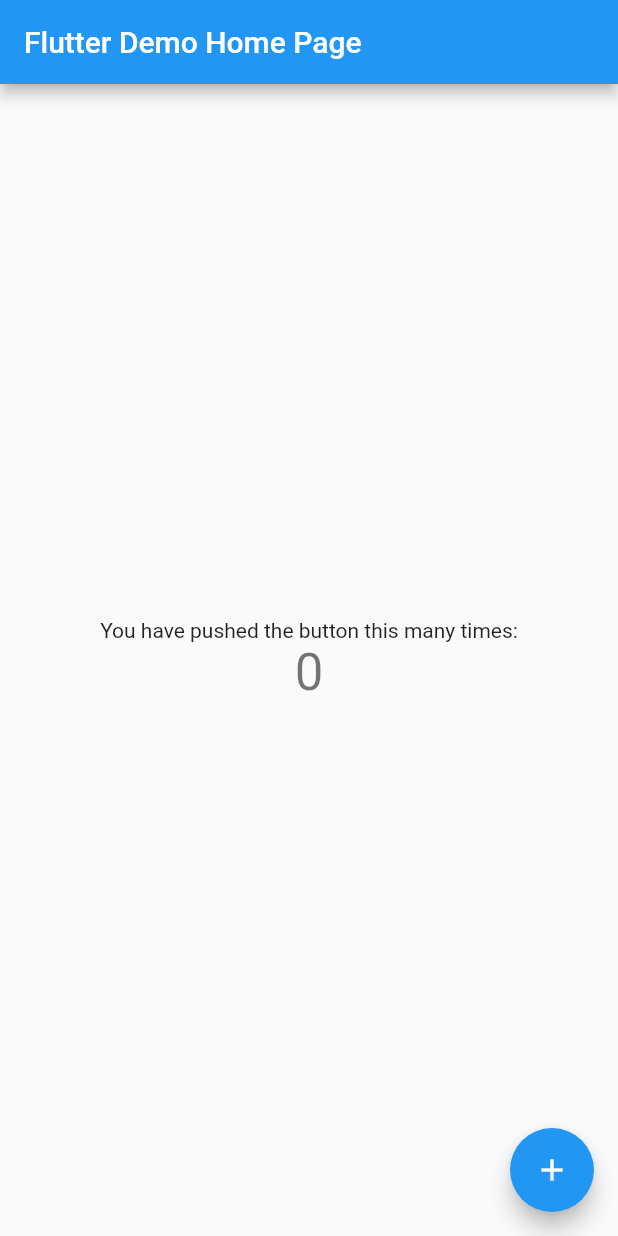
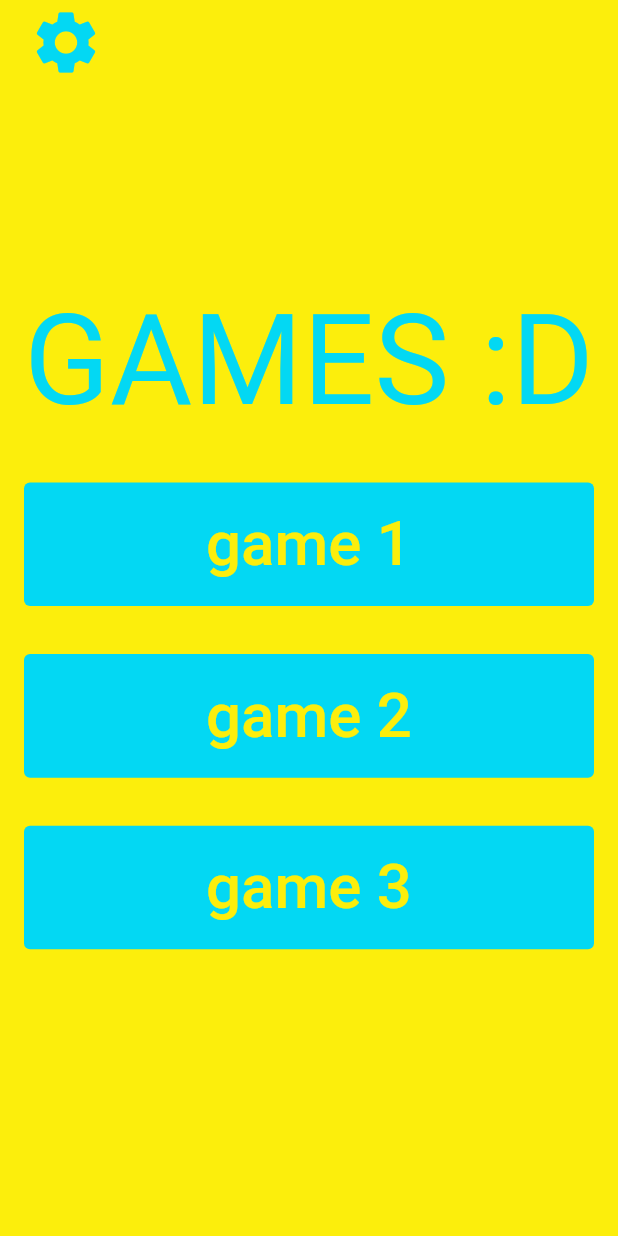
Before and after one commit to Software-Engineering-MIMUW-2023/GAM3S, a Flutter app: the screen it shows after launch, on a phone screen of 412 x 824 dp. Run offline on Flutter 3.47's test engine with Material 2 defaults, Android fonts, the phone set to English and light mode, and no system bars.

Commit message:
Added main menu

```diff
--- a/lib/main.dart
+++ b/lib/main.dart
@@ -1,115 +1,96 @@
 import 'package:flutter/material.dart';
 
+const bgColor = Color(0xFFFCEE0C);
+const highlightColor = Color(0xFF03D8F3);
+
 void main() {
-  runApp(const MyApp());
+  runApp(const MaterialApp(
+    home: Home(),
+  ));
 }
 
-class MyApp extends StatelessWidget {
-  const MyApp({super.key});
+class Home extends StatelessWidget {
+  const Home({Key? key}) : super(key: key);
 
-  // This widget is the root of your application.
   @override
   Widget build(BuildContext context) {
-    return MaterialApp(
-      title: 'Flutter Demo',
-      theme: ThemeData(
-        // This is the theme of your application.
-        //
-        // Try running your application with "flutter run". You'll see the
-        // application has a blue toolbar. Then, without quitting the app, try
-        // changing the primarySwatch below to Colors.green and then invoke
-        // "hot reload" (press "r" in the console where you ran "flutter run",
-        // or simply save your changes to "hot reload" in a Flutter IDE).
-        // Notice that the counter didn't reset back to zero; the application
-        // is not restarted.
-        primarySwatch: Colors.blue,
-      ),
-      home: const MyHomePage(title: 'Flutter Demo Home Page'),
-    );
+    return Scaffold(
+        backgroundColor: bgColor,
+        floatingActionButton: FloatingActionButton(
+            backgroundColor: bgColor,
+            elevation: 0,
+            onPressed: () {},
+            child: const Icon(
+              Icons.settings,
+              color: highlightColor,
+              size: 50,
+            )),
+        floatingActionButtonLocation: FloatingActionButtonLocation.startTop,
+        body: Center(
+          child: Column(
+              crossAxisAlignment: CrossAxisAlignment.start,
+              mainAxisSize: MainAxisSize.min,
+              children: <Widget>[
+                Padding(
+                    padding: const EdgeInsets.all(16.0),
+                    child: SizedBox(
+                        width: double.infinity,
+                        child: LayoutBuilder(
+                          builder: (BuildContext context,
+                              BoxConstraints constraints) {
+                            return FittedBox(
+                              fit: BoxFit.scaleDown,
+                              child: Text(
+                                "GAMES :D",
+                                style: TextStyle(
+                                  fontSize: constraints.maxWidth * 0.45,
+                                  // height: 0.5,
+                                  color: highlightColor,
+                                ),
+                              ),
+                            );
+                          },
+                        ))),
+                GameButton("game 1"),
+                GameButton("game 2"),
+                GameButton("game 3"),
+              ]),
+        ));
   }
 }
 
-class MyHomePage extends StatefulWidget {
-  const MyHomePage({super.key, required this.title});
+class GameButton extends StatelessWidget {
+  final String name;
 
-  // This widget is the home page of your application. It is stateful, meaning
-  // that it has a State object (defined below) that contains fields that affect
-  // how it looks.
-
-  // This class is the configuration for the state. It holds the values (in this
-  // case the title) provided by the parent (in this case the App widget) and
-  // used by the build method of the State. Fields in a Widget subclass are
-  // always marked "final".
-
-  final String title;
-
-  @override
-  State<MyHomePage> createState() => _MyHomePageState();
-}
-
-class _MyHomePageState extends State<MyHomePage> {
-  int _counter = 0;
-
-  void _incrementCounter() {
-    setState(() {
-      // This call to setState tells the Flutter framework that something has
-      // changed in this State, which causes it to rerun the build method below
-      // so that the display can reflect the updated values. If we changed
-      // _counter without calling setState(), then the build method would not be
-      // called again, and so nothing would appear to happen.
-      _counter++;
-    });
-  }
+  const GameButton(this.name, {super.key});
 
   @override
   Widget build(BuildContext context) {
-    // This method is rerun every time setState is called, for instance as done
-    // by the _incrementCounter method above.
-    //
-    // The Flutter framework has been optimized to make rerunning build methods
-    // fast, so that you can just rebuild anything that needs updating rather
-    // than having to individually change instances of widgets.
-    return Scaffold(
-      appBar: AppBar(
-        // Here we take the value from the MyHomePage object that was created by
-        // the App.build method, and use it to set our appbar title.
-        title: Text(widget.title),
-      ),
-      body: Center(
-        // Center is a layout widget. It takes a single child and positions it
-        // in the middle of the parent.
-        child: Column(
-          // Column is also a layout widget. It takes a list of children and
-          // arranges them vertically. By default, it sizes itself to fit its
-          // children horizontally, and tries to be as tall as its parent.
-          //
-          // Invoke "debug painting" (press "p" in the console, choose the
-          // "Toggle Debug Paint" action from the Flutter Inspector in Android
-          // Studio, or the "Toggle Debug Paint" command in Visual Studio Code)
-          // to see the wireframe for each widget.
-          //
-          // Column has various properties to control how it sizes itself and
-          // how it positions its children. Here we use mainAxisAlignment to
-          // center the children vertically; the main axis here is the vertical
-          // axis because Columns are vertical (the cross axis would be
-          // horizontal).
-          mainAxisAlignment: MainAxisAlignment.center,
-          children: <Widget>[
-            const Text(
-              'You have pushed the button this many times:',
-            ),
-            Text(
-              '$_counter',
-              style: Theme.of(context).textTheme.headlineMedium,
-            ),
-          ],
-        ),
-      ),
-      floatingActionButton: FloatingActionButton(
-        onPressed: _incrementCounter,
-        tooltip: 'Increment',
-        child: const Icon(Icons.add),
-      ), // This trailing comma makes auto-formatting nicer for build methods.
-    );
+    return Padding(
+        padding: const EdgeInsets.all(16.0),
+        child: SizedBox(
+          width: double.infinity,
+          height: MediaQuery.of(context).size.height * 0.1,
+          child: ElevatedButton(
+              onPressed: () {
+                // todo add code to start game
+              },
+              style: const ButtonStyle(
+                elevation: MaterialStatePropertyAll(0),
+                backgroundColor:
+                    MaterialStatePropertyAll<Color>(highlightColor),
+              ),
+              child: LayoutBuilder(
+                builder: (BuildContext context, BoxConstraints constraints) {
+                  return FittedBox(
+                      fit: BoxFit.scaleDown,
+                      child: Text(name,
+                          style: TextStyle(
+                            fontSize: constraints.maxHeight * 0.5,
+                            color: bgColor,
+                          )));
+                },
+              )),
+        ));
   }
 }
```
